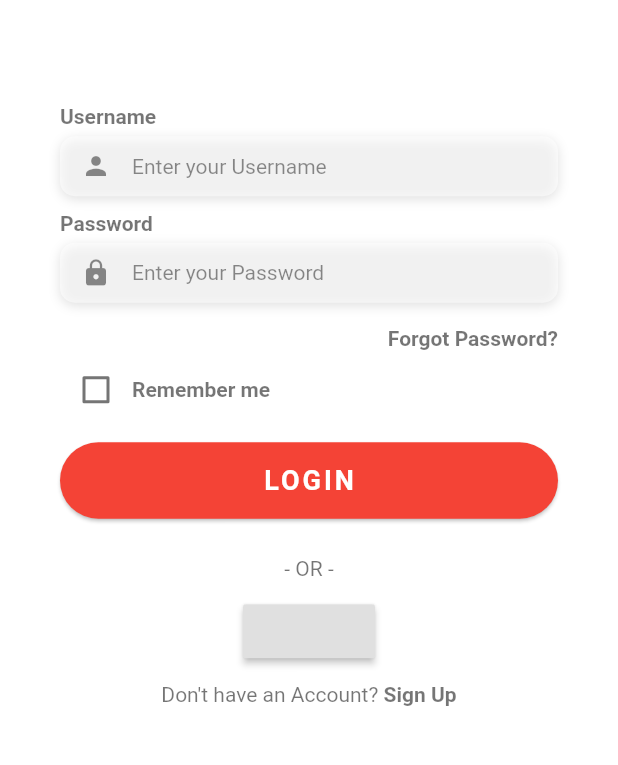
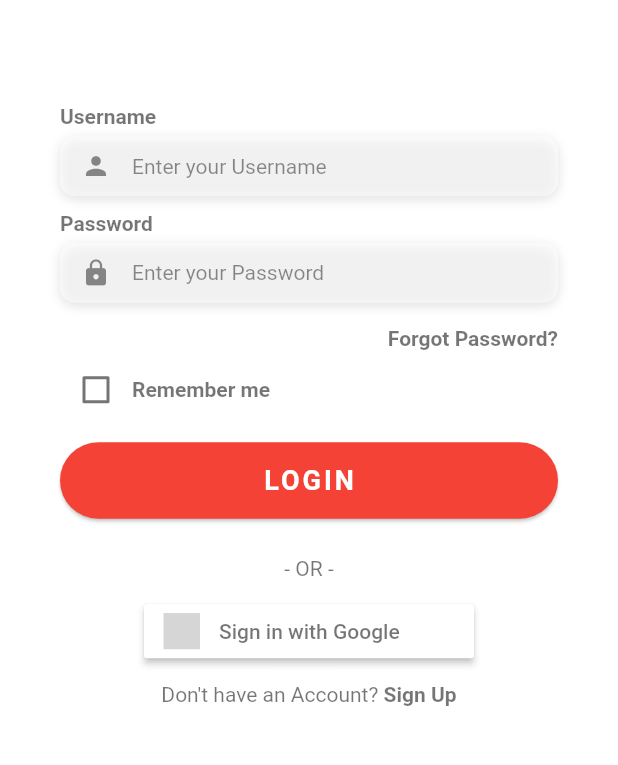
Before and after one commit to HemloWorld/final-smm-mobile, a Flutter app: the screen it shows after launch, on a phone screen of 412 x 824 dp, the part 268-1033 px from its top. Run offline on Flutter 3.47's test engine with Material 2 defaults, Android fonts, the phone set to English and light mode, and no system bars; our stand-ins replace firebase_auth, flutter_signin_button, font_awesome_flutter, google_sign_in, persistent_bottom_nav_bar; accounts and stored records are empty; Roboto replaces fonts that are missing (Nunito, OpenSans); grey boxes are pictures that could not be loaded.

Commit message:
change button google sign in

```diff
--- a/lib/pages/login_page.dart
+++ b/lib/pages/login_page.dart
@@ -185,22 +185,14 @@ class _LoginPageState extends State<LoginPage> {
       child: Row(
         mainAxisAlignment: MainAxisAlignment.spaceEvenly,
         children: <Widget>[
-          RaisedButton(
-            onPressed:() {
+          SignInButton(
+            Buttons.Google,
+            onPressed: () {
               signInWithGoogle().then((log) {
                 Navigator.of(context).pushReplacementNamed(Bar.tag);
               });
             },
-          )
-
-//          SignInButton(
-//            Buttons.Google,
-//            onPressed: () {
-//              signInWithGoogle().then((log) {
-//                Navigator.of(context).pushReplacementNamed(Bar.tag);
-//              });
-//            },
-//          ),
+          ),
         ],
       ),
     );
```
